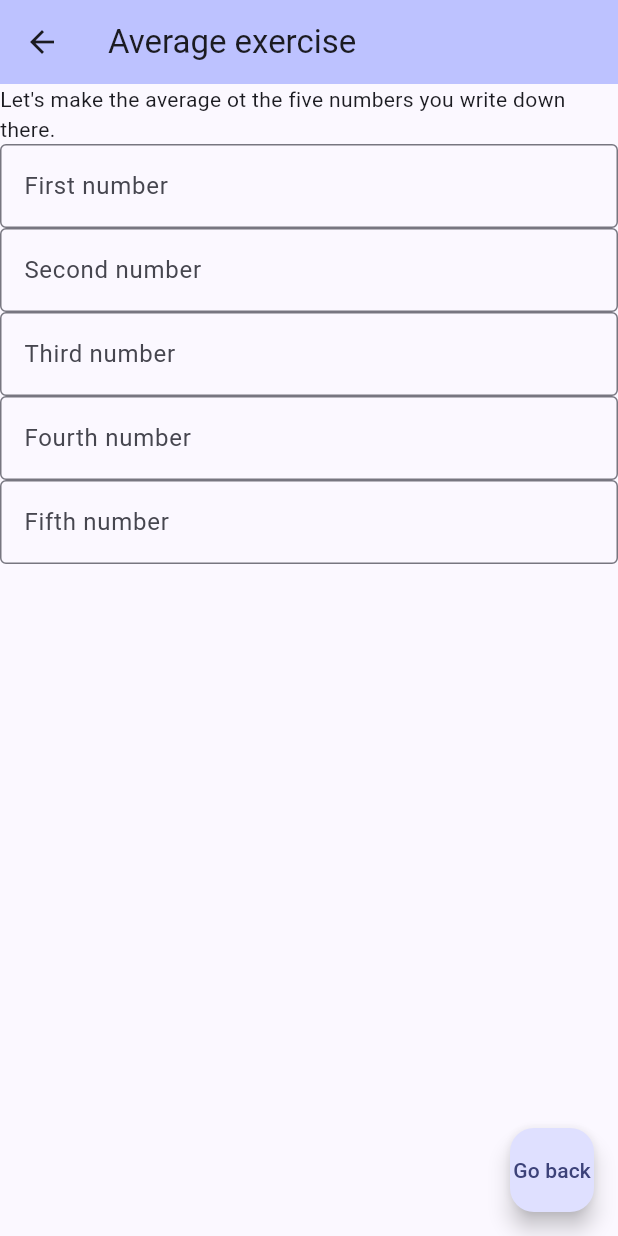
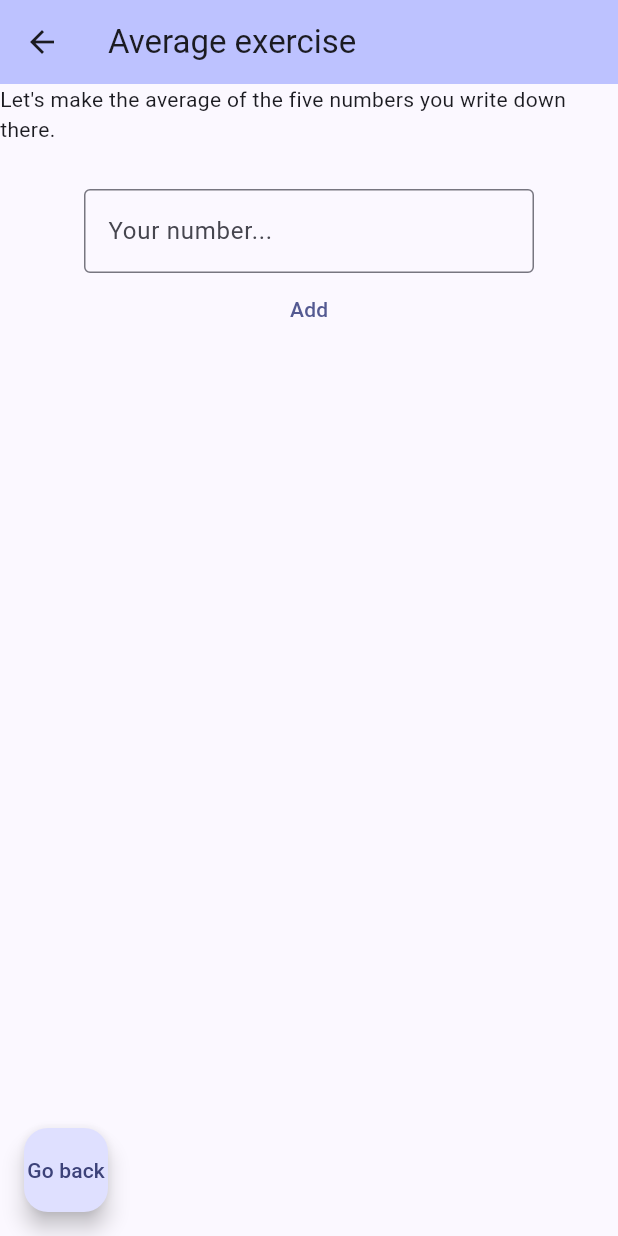
Before and after one commit to CyberDano/flutter_exercises, a Flutter app: the Average screen opened directly, on a phone screen of 412 x 824 dp. Run offline on Flutter 3.47's test engine with Material 3 defaults, Android fonts, the phone set to English and light mode, and no system bars.

Commit message:
First script (Average)

```diff
--- a/lib/average.dart
+++ b/lib/average.dart
@@ -14,6 +14,7 @@ class Average extends StatefulWidget {
 class _AverageScreenState extends State<Average> {
   late TextEditingController _averageController = TextEditingController();
   var numbers = <String>[];
+  String answer = "";
 
   @override
   void initState() {
@@ -35,6 +36,29 @@ class _AverageScreenState extends State<Average> {
     );
   }
 
+  void AddNumber() {
+    if (_averageController.text.isNotEmpty) {
+      numbers.add(_averageController.text);
+      _averageController.text = "";
+      setState(() {}); // Refrescar Interfaz
+    }
+    Calculate();
+  }
+
+  void Calculate() {
+    if (numbers.length < 5) {
+      answer = "You need five numbers.";
+    } else {
+      double num = 0;
+      for (int n = 0; n < numbers.length; n++) {
+        num = num + int.parse(numbers[n]);
+        print(num);
+      }
+      num = num / 5;
+      answer = "The average is $num";
+    }
+  }
+
   @override
   Widget build(BuildContext context) {
     return Scaffold(
@@ -45,32 +69,28 @@ class _AverageScreenState extends State<Average> {
       body: Column(
         children: <Widget>[
           const Text(
-              "Let's make the average ot the five numbers you write down there."),
-          TextField(
-            controller: _averageController,
-            decoration: const InputDecoration(
-                labelText: "First number", border: OutlineInputBorder()),
+              "Let's make the average of the five numbers you write down there."),
+          SizedBox(
+              width: 300.0,
+              child: Padding(
+                padding: const EdgeInsets.only(top: 30),
+                child: TextField(
+                  controller: _averageController,
+                  decoration: const InputDecoration(
+                      labelText: "Your number...",
+                      border: OutlineInputBorder()),
+                ),
+              )),
+          if (numbers.length <= 4)
+            TextButton(onPressed: AddNumber, child: const Text("Add")),
+          ListView.builder(
+            itemCount: numbers.length,
+            itemBuilder: (context, index) {
+              return ListTile(title: Text(numbers[index]));
+            },
+            shrinkWrap: true,
           ),
-          TextField(
-            controller: _averageController,
-            decoration: const InputDecoration(
-                labelText: "Second number", border: OutlineInputBorder()),
-          ),
-          TextField(
-            controller: _averageController,
-            decoration: const InputDecoration(
-                labelText: "Third number", border: OutlineInputBorder()),
-          ),
-          TextField(
-            controller: _averageController,
-            decoration: const InputDecoration(
-                labelText: "Fourth number", border: OutlineInputBorder()),
-          ),
-          TextField(
-            controller: _averageController,
-            decoration: const InputDecoration(
-                labelText: "Fifth number", border: OutlineInputBorder()),
-          )
+          Text(answer)
         ],
       ),
       floatingActionButton: FloatingActionButton(
@@ -78,6 +98,7 @@ class _AverageScreenState extends State<Average> {
         tooltip: 'Back to Index',
         child: const Text("Go back"),
       ),
+      floatingActionButtonLocation: FloatingActionButtonLocation.startFloat,
     );
   }
 }
```
